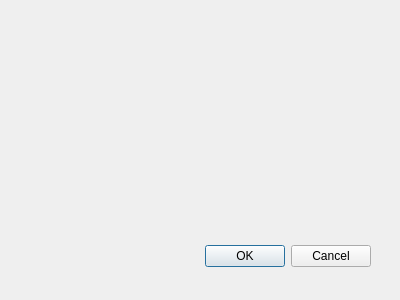
Qt form views/messagedialog.ui (Gitnoter/Gitnoter) before a commit.
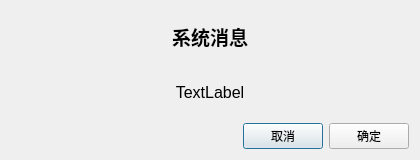
The same form after that commit.

Diff of the .ui file:
```diff
--- a/views/messagedialog.ui
+++ b/views/messagedialog.ui
@@ -8,29 +8,78 @@
    <rect>
     <x>0</x>
     <y>0</y>
-    <width>400</width>
-    <height>300</height>
+    <width>420</width>
+    <height>160</height>
    </rect>
   </property>
   <property name="windowTitle">
    <string>Dialog</string>
   </property>
-  <widget class="QDialogButtonBox" name="buttonBox">
-   <property name="geometry">
-    <rect>
-     <x>30</x>
-     <y>240</y>
-     <width>341</width>
-     <height>32</height>
-    </rect>
-   </property>
-   <property name="orientation">
-    <enum>Qt::Horizontal</enum>
-   </property>
-   <property name="standardButtons">
-    <set>QDialogButtonBox::Cancel|QDialogButtonBox::Ok</set>
-   </property>
-  </widget>
+  <layout class="QVBoxLayout" name="verticalLayout">
+   <item>
+    <widget class="QLabel" name="label_title">
+     <property name="font">
+      <font>
+       <pointsize>14</pointsize>
+       <weight>75</weight>
+       <bold>true</bold>
+      </font>
+     </property>
+     <property name="text">
+      <string>系统消息</string>
+     </property>
+     <property name="alignment">
+      <set>Qt::AlignCenter</set>
+     </property>
+    </widget>
+   </item>
+   <item>
+    <widget class="QLabel" name="label_body">
+     <property name="font">
+      <font>
+       <pointsize>12</pointsize>
+      </font>
+     </property>
+     <property name="text">
+      <string>TextLabel</string>
+     </property>
+     <property name="alignment">
+      <set>Qt::AlignCenter</set>
+     </property>
+    </widget>
+   </item>
+   <item>
+    <layout class="QHBoxLayout" name="horizontalLayout">
+     <item>
+      <spacer name="horizontalSpacer">
+       <property name="orientation">
+        <enum>Qt::Horizontal</enum>
+       </property>
+       <property name="sizeHint" stdset="0">
+        <size>
+         <width>40</width>
+         <height>20</height>
+        </size>
+       </property>
+      </spacer>
+     </item>
+     <item>
+      <widget class="QPushButton" name="pushButton_close">
+       <property name="text">
+        <string>取消</string>
+       </property>
+      </widget>
+     </item>
+     <item>
+      <widget class="QPushButton" name="pushButton_apply">
+       <property name="text">
+        <string>确定</string>
+       </property>
+      </widget>
+     </item>
+    </layout>
+   </item>
+  </layout>
  </widget>
  <pixmapfunction/>
  <resources/>
```
Left out of the diff: 33 changed lines with no effect on the pictures.
